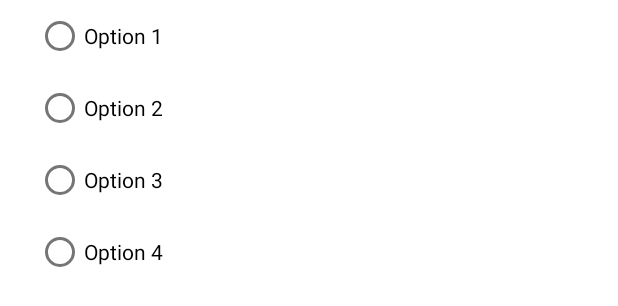
After one commit to lonedoc/Android_MyGuard, an Android app: the layout fragment_cancel_alarm_dialog.xml on its own in the app's theme, with its tools: preview values and no code run, on a phone screen of 412 x 824 dp. The commit adds this screen. Shown: the top 306 px of the screen. Run offline under Robolectric (Android 15) with nearby library versions, the phone set to English and light mode, and no system bars.

Commit message:
Create the cancel alarm dialog

```diff
--- a/app/src/main/java/kobramob/rubeg38/ru/myprotection/feature/facility/ui/Contract.kt
+++ b/app/src/main/java/kobramob/rubeg38/ru/myprotection/feature/facility/ui/Contract.kt
@@ -22,6 +22,7 @@ sealed class UiEvent : Event {
     object OnAlarmButtonClick : UiEvent()
     object OnAlarmConfirmed : UiEvent()
     object OnTestButtonClick : UiEvent()
+    data class OnCancelAlarmConfirmed(val passcode: String) : UiEvent()
     data class OnRenameConfirmed(val name: String) : UiEvent()
 }
 
@@ -46,6 +47,7 @@ sealed class SingleEvent {
         val uiEvent: UiEvent
     ) : SingleEvent()
 
+    data class OnCancelAlarmDialog(val passcodes: List<String>) : SingleEvent()
     data class OnTestModeDialog(val facilityId: String) : SingleEvent()
     data class OnRenameDialog(val currentName: String) : SingleEvent()
     data class OnError(@StringRes val errorMessageRes: Int) : SingleEvent()
--- /dev/null
+++ b/app/src/main/res/layout/fragment_cancel_alarm_dialog.xml
@@ -0,0 +1,34 @@
+<?xml version="1.0" encoding="utf-8"?>
+<RadioGroup
+    xmlns:android="http://schemas.android.com/apk/res/android"
+    xmlns:app="http://schemas.android.com/apk/res-auto"
+    xmlns:tools="http://schemas.android.com/tools"
+    android:layout_width="match_parent"
+    android:layout_height="wrap_content"
+    android:paddingHorizontal="@dimen/window_padding">
+
+    <RadioButton
+        android:id="@+id/word0"
+        android:layout_width="match_parent"
+        android:layout_height="wrap_content"
+        tools:text="Option 1" />
+
+    <RadioButton
+        android:id="@+id/word1"
+        android:layout_width="match_parent"
+        android:layout_height="wrap_content"
+        tools:text="Option 2" />
+
+    <RadioButton
+        android:id="@+id/word2"
+        android:layout_width="match_parent"
+        android:layout_height="wrap_content"
+        tools:text="Option 3" />
+
+    <RadioButton
+        android:id="@+id/word3"
+        android:layout_width="match_parent"
+        android:layout_height="wrap_content"
+        tools:text="Option 4" />
+
+</RadioGroup>
--- a/app/src/main/res/values/strings.xml
+++ b/app/src/main/res/values/strings.xml
@@ -78,6 +78,10 @@
     <string name="alarm_dialog_message">Are you sure you want to start alarm?</string>
     <string name="alarm_dialog_positive_button_text">Start alarm</string>
     <string name="alarm_failed_message">Could not start alarm</string>
+    <string name="cancel_alarm_dialog_title">Cancel the alarm</string>
+    <string name="cancel_alarm_dialog_message">Select your passcode from the list below</string>
+    <string name="cancel_alarm_dialog_positive_button_text">Cancel the alarm</string>
+    <string name="cancel_alarm_dialog_negative_button_text">Go back</string>
     <string name="arming_is_not_available_message">The arming/disarming feature is not available. In order to use this feature, contact your security company</string>
     <string name="arming_dialog_message">Are you sure you want to arm the facility?</string>
     <string name="arming_dialog_positive_button_text">Arm the facility</string>
```
Also changed, not shown: app/src/main/java/kobramob/rubeg38/ru/myprotection/feature/facility/ui/CancelAlarmDialogFragment.kt (added, +76 -0 lines), app/src/main/java/kobramob/rubeg38/ru/myprotection/feature/facility/ui/FacilityFragment.kt (+15 -0 lines), 1 other file.
